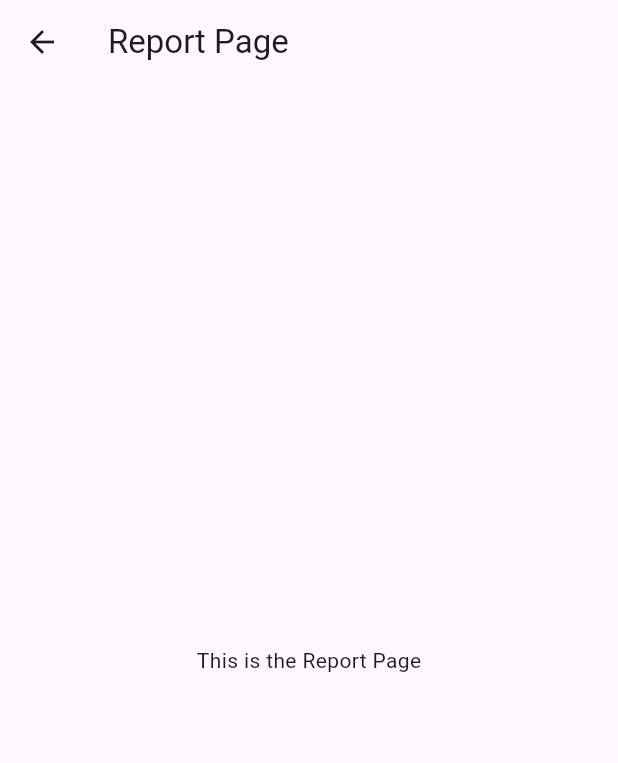
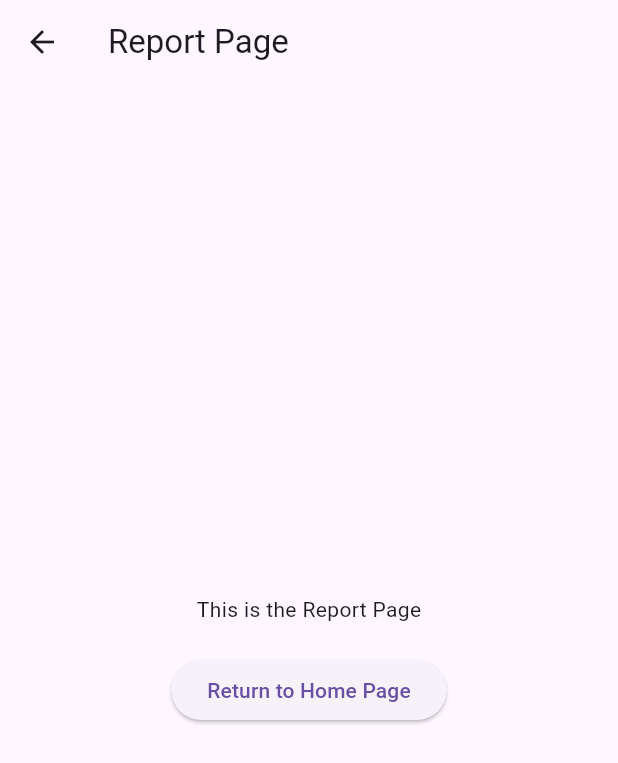
Before and after one commit to Smart-Dumbbell/main, a Flutter app: the ReportPage screen opened directly, on a phone screen of 412 x 824 dp. Shown: the top 763 px of the screen. Run offline on Flutter 3.47's test engine with Material 3 defaults, Android fonts, the phone set to English and light mode, and no system bars; our stand-ins replace shared_preferences; accounts and stored records are empty.

Commit message:
return home page from report

```diff
--- a/Mobile/lib/main.dart
+++ b/Mobile/lib/main.dart
@@ -259,6 +259,12 @@ class _WorkingPageState extends State<WorkingPage> {
   }
 
   @override
+  void dispose() {
+    t.cancel(); // Cancel the timer in dispose()
+    super.dispose();
+  }
+
+  @override
   Widget build(BuildContext context) {
     return Scaffold(
       body: SafeArea(
@@ -311,7 +317,7 @@ class _WorkingPageState extends State<WorkingPage> {
                     MaterialPageRoute(builder: (context) => ReportPage()),
                   );
                 },
-                child: Text("Stop Exercise and View Report"),
+                child: Text("End Workout Section"),
               ),
             ],
           ),
@@ -330,7 +336,23 @@ class ReportPage extends StatelessWidget {
         title: Text('Report Page'),
       ),
       body: Center(
-        child: Text('This is the Report Page'),
+        child: Column(
+          mainAxisAlignment: MainAxisAlignment.center,
+          children: [
+            Text('This is the Report Page'),
+            SizedBox(height: 20),
+            ElevatedButton(
+              onPressed: () {
+                Navigator.pushAndRemoveUntil(
+                  context,
+                  MaterialPageRoute(builder: (context) => HomePage()),
+                  (route) => false,
+                );
+              },
+              child: Text('Return to Home Page'),
+            ),
+          ],
+        ),
       ),
     );
   }
```
